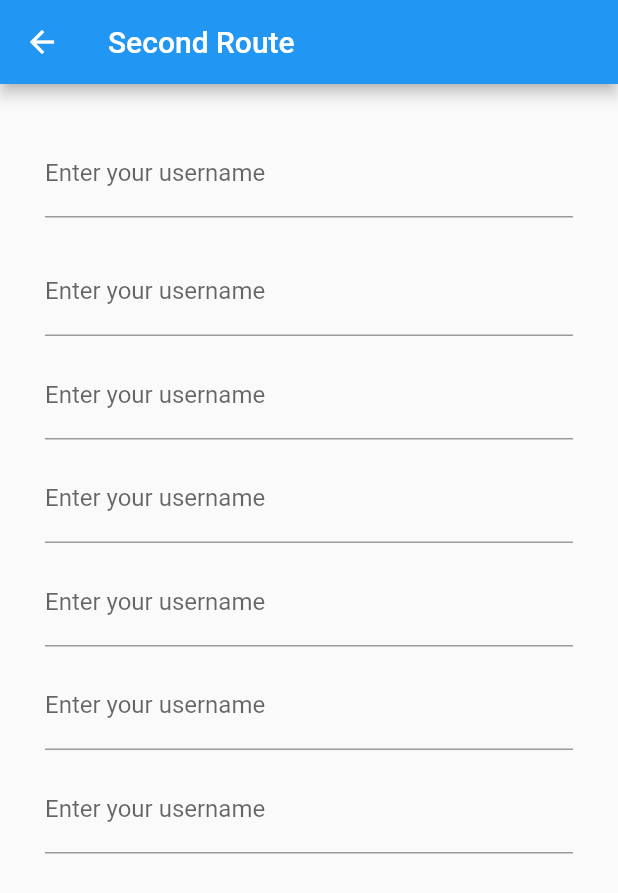
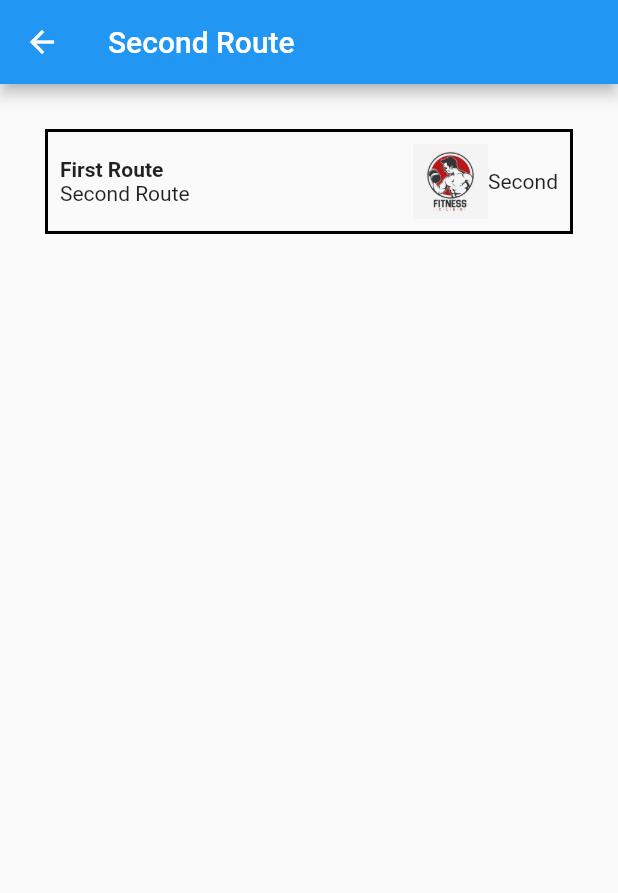
Before and after one commit to MonCedric024/fitnessapp, a Flutter app: the SecondRoute screen opened directly, on a phone screen of 412 x 824 dp. Shown: the top 893 px of the screen. Run offline on Flutter 3.47's test engine with Material 2 defaults, Android fonts, the phone set to English and light mode, and no system bars.

```diff
--- a/lib/main.dart
+++ b/lib/main.dart
@@ -112,74 +112,38 @@ class SecondRoute extends StatelessWidget {
             mainAxisAlignment: MainAxisAlignment.center,
             mainAxisSize: MainAxisSize.max,
             children: [
-
-              Padding(
-                padding: const EdgeInsets.only(bottom: 20),
-                child: TextFormField(
-                  decoration: const InputDecoration(
-                    border: UnderlineInputBorder(),
-                    labelText: 'Enter your username',
+            Container(
+              decoration: BoxDecoration(border: Border.all(color: Colors.black, width: 2)),
+              padding: EdgeInsets.all(8),
+              child: Row(
+                children: [
+                  Flexible(
+                    flex: 1,
+                    fit: FlexFit.tight,
+                    child: Column(
+                      crossAxisAlignment: CrossAxisAlignment.start,
+                      children: <Widget> [
+                        Text(
+                            'First Route',
+                          style: TextStyle(fontWeight: FontWeight.bold),
+                        ),
+                        Text('Second Route'),
+                      ],
+                    ),
                   ),
-                ),
+                  Container(
+                    height: 50.0,
+                    width: 50.0,
+                    decoration: BoxDecoration(
+                    ),
+                    child: const Center(
+                        child: Image(image:AssetImage('assets/images/logo.jpg'))
+                    ),
+                  ),
+                  Text('Second'),
+                ],
               ),
-              Padding(
-                padding: const EdgeInsets.only(bottom: 10),
-                child: TextFormField(
-                  decoration: const InputDecoration(
-                    border: UnderlineInputBorder(),
-                    labelText: 'Enter your username',
-                  ),
-                ),
-              ),
-              Padding(
-                padding: const EdgeInsets.only(bottom: 10),
-                child: TextFormField(
-                  decoration: const InputDecoration(
-                    border: UnderlineInputBorder(),
-                    labelText: 'Enter your username',
-                  ),
-                ),
-              ),
-
-              Padding(
-                padding: const EdgeInsets.only(bottom: 10),
-                child: TextFormField(
-                  decoration: const InputDecoration(
-                    border: UnderlineInputBorder(),
-                    labelText: 'Enter your username',
-                  ),
-                ),
-              ),
-
-              Padding(
-                padding: const EdgeInsets.only(bottom: 10),
-                child: TextFormField(
-                  decoration: const InputDecoration(
-                    border: UnderlineInputBorder(),
-                    labelText: 'Enter your username',
-                  ),
-                ),
-              ),
-
-              Padding(
-                padding: const EdgeInsets.only(bottom: 10),
-                child: TextFormField(
-                  decoration: const InputDecoration(
-                    border: UnderlineInputBorder(),
-                    labelText: 'Enter your username',
-                  ),
-                ),
-              ),
-
-              Padding(
-                padding: const EdgeInsets.only(bottom: 10),
-                child: TextFormField(
-                  decoration: const InputDecoration(
-                    border: UnderlineInputBorder(),
-                    labelText: 'Enter your username',
-                  ),
-                ),
-              ),
+            )
             ],
           ),
         )
```
